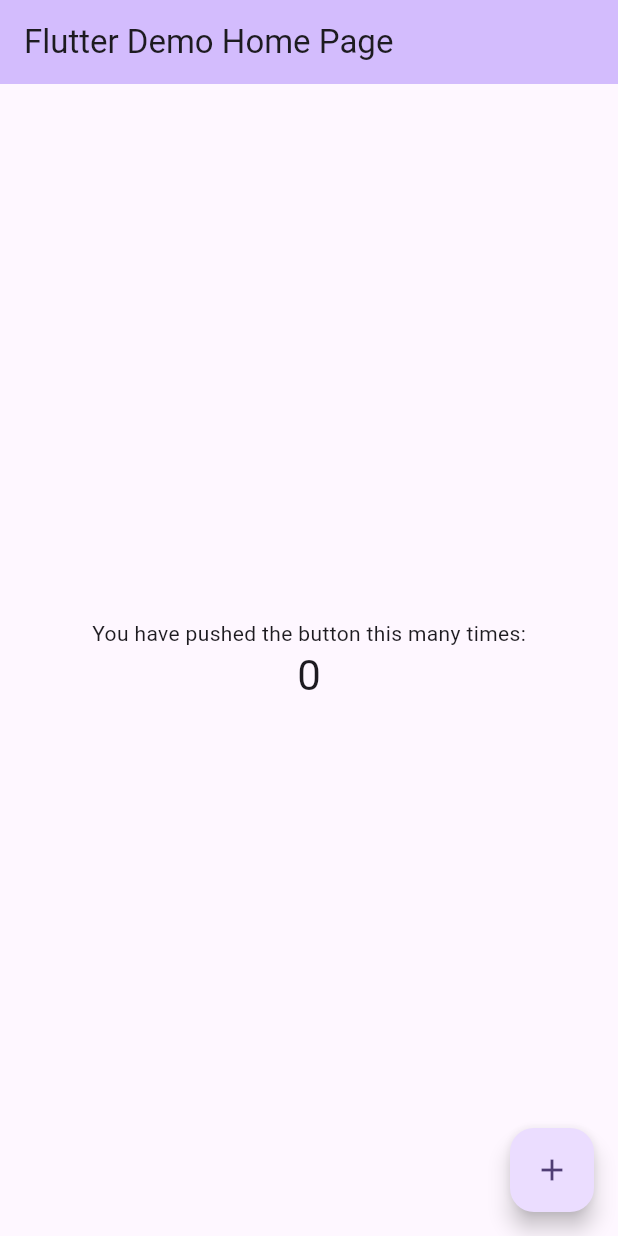
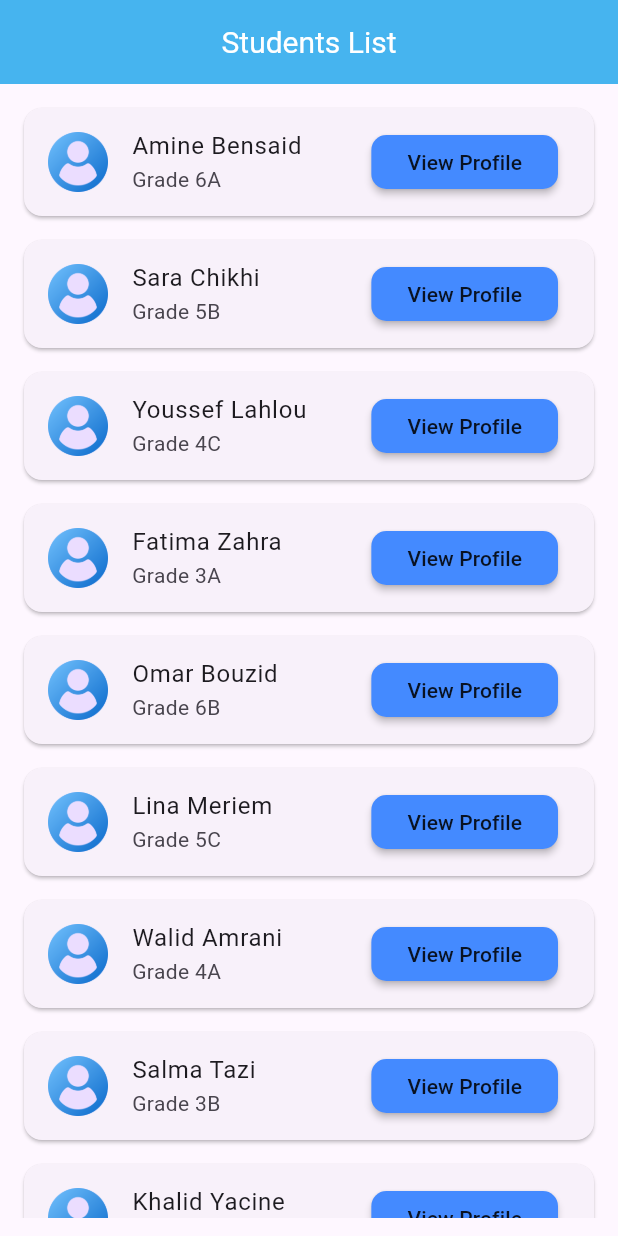
Before and after one commit to AbderrahmaneSAOUDI/mappy, a Flutter app: the screen it shows after launch, on a phone screen of 412 x 824 dp. Run offline on Flutter 3.47's test engine with Material 3 defaults, Android fonts, the phone set to English and light mode, and no system bars; Roboto replaces fonts that are missing (GoogleSans).

Commit message:
Initial project setup with Flutter and Android files
Add initial Flutter project structure including Android platform files, assets, fonts, images, and main Dart source files. Includes configuration for IDEs, analysis options, and launch settings. Sets up basic screens, components, and variables for the app.

```diff
--- /dev/null
+++ b/lib/components/u_appbar.dart
@@ -0,0 +1,25 @@
+import 'package:flutter/material.dart';
+import 'package:mappy/variables.dart';
+
+class UAppbar extends StatelessWidget implements PreferredSizeWidget {
+  final Widget? leading;
+
+  const UAppbar({super.key, this.leading});
+
+  @override
+  Size get preferredSize => const Size.fromHeight(kToolbarHeight);
+
+  @override
+  Widget build(BuildContext context) => AppBar(
+    leading: leading,
+    title: ValueListenableBuilder(
+      valueListenable: titleNotifier,
+      builder: (context, value, child) {
+        return Text(
+          value.toString(),
+          // Do not override the style; let it inherit from the theme
+        );
+      },
+    ),
+  );
+}
--- a/lib/main.dart
+++ b/lib/main.dart
@@ -1,122 +1,49 @@
 import 'package:flutter/material.dart';
+import 'package:flutter/rendering.dart';
+import 'package:mappy/screens/students_list_screen.dart';
+import 'package:mappy/screens/students_profile_screen.dart';
+import 'package:mappy/screens/students_result_screen.dart';
 
 void main() {
+  debugPaintSizeEnabled = false;
   runApp(const MyApp());
 }
 
 class MyApp extends StatelessWidget {
   const MyApp({super.key});
 
-  // This widget is the root of your application.
   @override
   Widget build(BuildContext context) {
     return MaterialApp(
-      title: 'Flutter Demo',
-      theme: ThemeData(
-        // This is the theme of your application.
-        //
-        // TRY THIS: Try running your application with "flutter run". You'll see
-        // the application has a purple toolbar. Then, without quitting the app,
-        // try changing the seedColor in the colorScheme below to Colors.green
-        // and then invoke "hot reload" (save your changes or press the "hot
-        // reload" button in a Flutter-supported IDE, or press "r" if you used
-        // the command line to start the app).
-        //
-        // Notice that the counter didn't reset back to zero; the application
-        // state is not lost during the reload. To reset the state, use hot
-        // restart instead.
-        //
-        // This works for code too, not just values: Most code changes can be
-        // tested with just a hot reload.
-        colorScheme: ColorScheme.fromSeed(seedColor: Colors.deepPurple),
+      title: 'Students Results',
+      theme: getThemeData(),
+      home: const StudentsListScreen(),
+      debugShowCheckedModeBanner: false,
+      routes: {
+        '/studentsList': (mContext) => const StudentsListScreen(),
+        '/studentsProfile': (mContext) => const StudentsProfileScreen(),
+        '/studentsResult': (mContext) => const StudentsResultScreen(),
+      },
+    );
+  }
+
+  ThemeData getThemeData() {
+    return ThemeData(
+      useMaterial3: true,
+      colorScheme: ColorScheme.fromSeed(seedColor: Colors.deepPurple),
+      fontFamily: 'GoogleSans',
+      appBarTheme: AppBarTheme(
+        backgroundColor: Colors.lightBlueAccent,
+        centerTitle: true,
+        titleTextStyle: TextStyle(
+          fontWeight: FontWeight.normal,
+          fontSize: 20,
+          color: Colors.white,
+        ),
+        iconTheme: IconThemeData(color: Colors.white),
+        foregroundColor: Colors.white,
+        elevation: 20,
       ),
-      home: const MyHomePage(title: 'Flutter Demo Home Page'),
     );
   }
 }
-
-class MyHomePage extends StatefulWidget {
-  const MyHomePage({super.key, required this.title});
-
-  // This widget is the home page of your application. It is stateful, meaning
-  // that it has a State object (defined below) that contains fields that affect
-  // how it looks.
-
-  // This class is the configuration for the state. It holds the values (in this
-  // case the title) provided by the parent (in this case the App widget) and
-  // used by the build method of the State. Fields in a Widget subclass are
-  // always marked "final".
-
-  final String title;
-
-  @override
-  State<MyHomePage> createState() => _MyHomePageState();
-}
-
-class _MyHomePageState extends State<MyHomePage> {
-  int _counter = 0;
-
-  void _incrementCounter() {
-    setState(() {
-      // This call to setState tells the Flutter framework that something has
-      // changed in this State, which causes it to rerun the build method below
-      // so that the display can reflect the updated values. If we changed
-      // _counter without calling setState(), then the build method would not be
-      // called again, and so nothing would appear to happen.
-      _counter++;
-    });
-  }
-
-  @override
-  Widget build(BuildContext context) {
-    // This method is rerun every time setState is called, for instance as done
-    // by the _incrementCounter method above.
-    //
-    // The Flutter framework has been optimized to make rerunning build methods
-    // fast, so that you can just rebuild anything that needs updating rather
-    // than having to individually change instances of widgets.
-    return Scaffold(
-      appBar: AppBar(
-        // TRY THIS: Try changing the color here to a specific color (to
-        // Colors.amber, perhaps?) and trigger a hot reload to see the AppBar
-        // change color while the other colors stay the same.
-        backgroundColor: Theme.of(context).colorScheme.inversePrimary,
-        // Here we take the value from the MyHomePage object that was created by
-        // the App.build method, and use it to set our appbar title.
-        title: Text(widget.title),
-      ),
-      body: Center(
-        // Center is a layout widget. It takes a single child and positions it
-        // in the middle of the parent.
-        child: Column(
-          // Column is also a layout widget. It takes a list of children and
-          // arranges them vertically. By default, it sizes itself to fit its
-          // children horizontally, and tries to be as tall as its parent.
-          //
-          // Column has various properties to control how it sizes itself and
-          // how it positions its children. Here we use mainAxisAlignment to
-          // center the children vertically; the main axis here is the vertical
-          // axis because Columns are vertical (the cross axis would be
-          // horizontal).
-          //
-          // TRY THIS: Invoke "debug painting" (choose the "Toggle Debug Paint"
-          // action in the IDE, or press "p" in the console), to see the
-          // wireframe for each widget.
-          mainAxisAlignment: MainAxisAlignment.center,
-          children: <Widget>[
-            const Text('You have pushed the button this many times:'),
-            Text(
-              '$_counter',
-              style: Theme.of(context).textTheme.headlineMedium,
-            ),
-          ],
-        ),
-      ),
-      floatingActionButton: FloatingActionButton(
-        onPressed: _incrementCounter,
-        tooltip: 'Increment',
-        child: const Icon(Icons.add),
-      ), // This trailing comma makes auto-formatting nicer for build methods.
-    );
-  }
-}
--- /dev/null
+++ b/lib/screens/students_list_screen.dart
@@ -0,0 +1,65 @@
+import 'package:flutter/material.dart';
+import 'package:mappy/components/u_appbar.dart';
+import 'package:mappy/variables.dart';
+
+class StudentsListScreen extends StatelessWidget {
+  const StudentsListScreen({super.key});
+
+  @override
+  Widget build(BuildContext context) {
+    titleNotifier.value = 'Students List';
+    return Scaffold(
+      appBar: UAppbar(),
+      body: Padding(padding: EdgeInsets.all(12.0), child: buildStudentList()),
+    );
+  }
+
+  onCardPressed(BuildContext context, int index) {
+    Navigator.pushNamed(
+      context,
+      '/studentsProfile',
+      arguments: {'student': students[index], 'grade': students[index]['class']},
+    );
+  }
+
+  buildStudentCard(
+    Map<String, String> student,
+    BuildContext context, {
+    double bottomPadding = 8.0,
+  }) => Column(
+    children: [
+      Card(
+        child: ListTile(
+          onTap: () => onCardPressed(context, students.indexOf(student)),
+          leading: CircleAvatar(child: Image.asset("assets/images/user.png")),
+          title: Text(student['name'] ?? 'Unknown'),
+          subtitle: Text(student['class'] ?? 'Unknown Class'),
+          trailing: MaterialButton(
+            shape: RoundedRectangleBorder(
+              borderRadius: BorderRadius.circular(10.0),
+            ),
+            color: Colors.blueAccent,
+            onPressed: () => onCardPressed(context, students.indexOf(student)),
+            child: Padding(
+              padding: const EdgeInsets.all(8.0),
+              child: Text('View Profile'),
+            ),
+          ),
+        ),
+      ),
+      SizedBox(height: bottomPadding),
+    ],
+  );
+
+  buildStudentList() => ListView.builder(
+    itemCount: students.length,
+    itemBuilder: (context, index) {
+      final isLast = index == students.length - 1;
+      return buildStudentCard(
+        students[index],
+        context,
+        bottomPadding: isLast ? 0.0 : 8.0,
+      );
+    },
+  );
+}
--- /dev/null
+++ b/lib/variables.dart
@@ -0,0 +1,16 @@
+import 'package:flutter/material.dart';
+
+ValueNotifier<String> titleNotifier = ValueNotifier<String>("Students List");
+
+final List<Map<String, String>> students = [
+  {'name': 'Amine Bensaid', 'class': 'Grade 6A'},
+  {'name': 'Sara Chikhi', 'class': 'Grade 5B'},
+  {'name': 'Youssef Lahlou', 'class': 'Grade 4C'},
+  {'name': 'Fatima Zahra', 'class': 'Grade 3A'},
+  {'name': 'Omar Bouzid', 'class': 'Grade 6B'},
+  {'name': 'Lina Meriem', 'class': 'Grade 5C'},
+  {'name': 'Walid Amrani', 'class': 'Grade 4A'},
+  {'name': 'Salma Tazi', 'class': 'Grade 3B'},
+  {'name': 'Khalid Yacine', 'class': 'Grade 6C'},
+  {'name': 'Imane Idrissi', 'class': 'Grade 5A'},
+];
```
Also changed, not shown: analysis_options.yaml (+8 -23 lines), lib/screens/students_profile_screen.dart (added, +106 -0 lines), lib/screens/students_result_screen.dart (added, +51 -0 lines), pubspec.yaml (+15 -70 lines), assets/fonts/GoogleSans-Bold.ttf (added), assets/fonts/GoogleSans-Medium.ttf (added), assets/fonts/GoogleSans-Regular.ttf (added), assets/images/user.jpg (added), assets/images/user.png (added), 22 other files.
